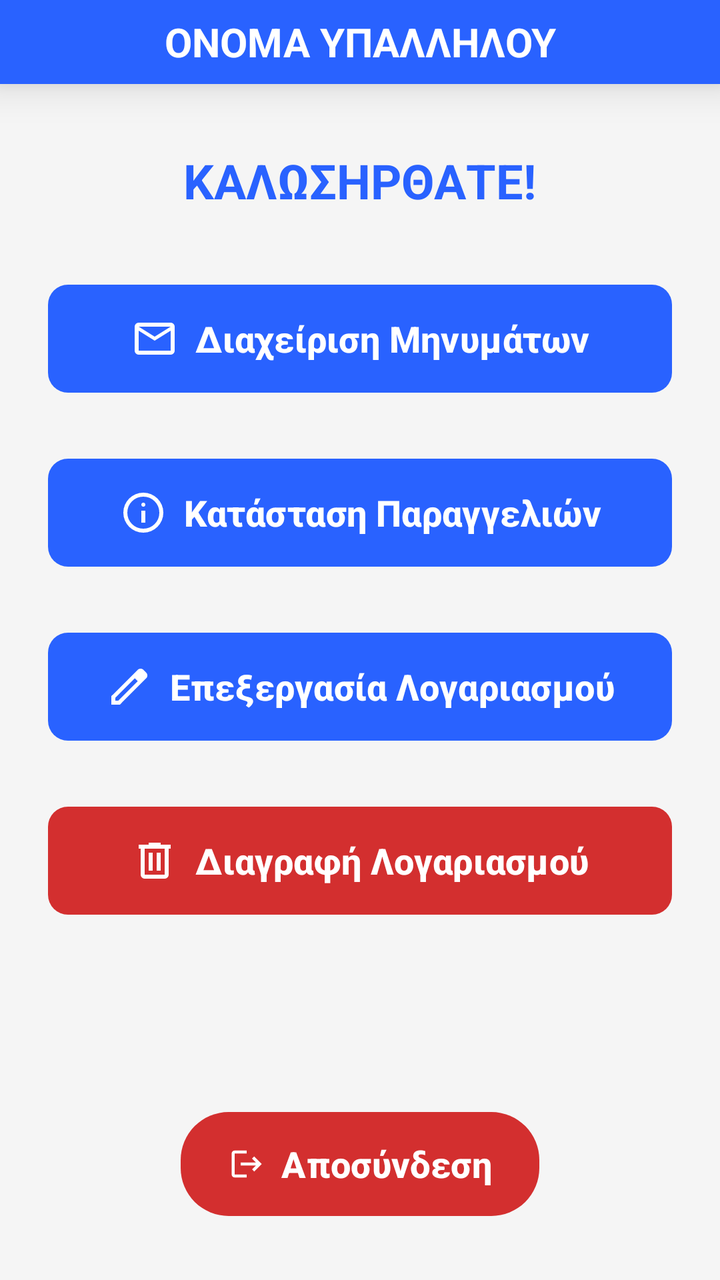
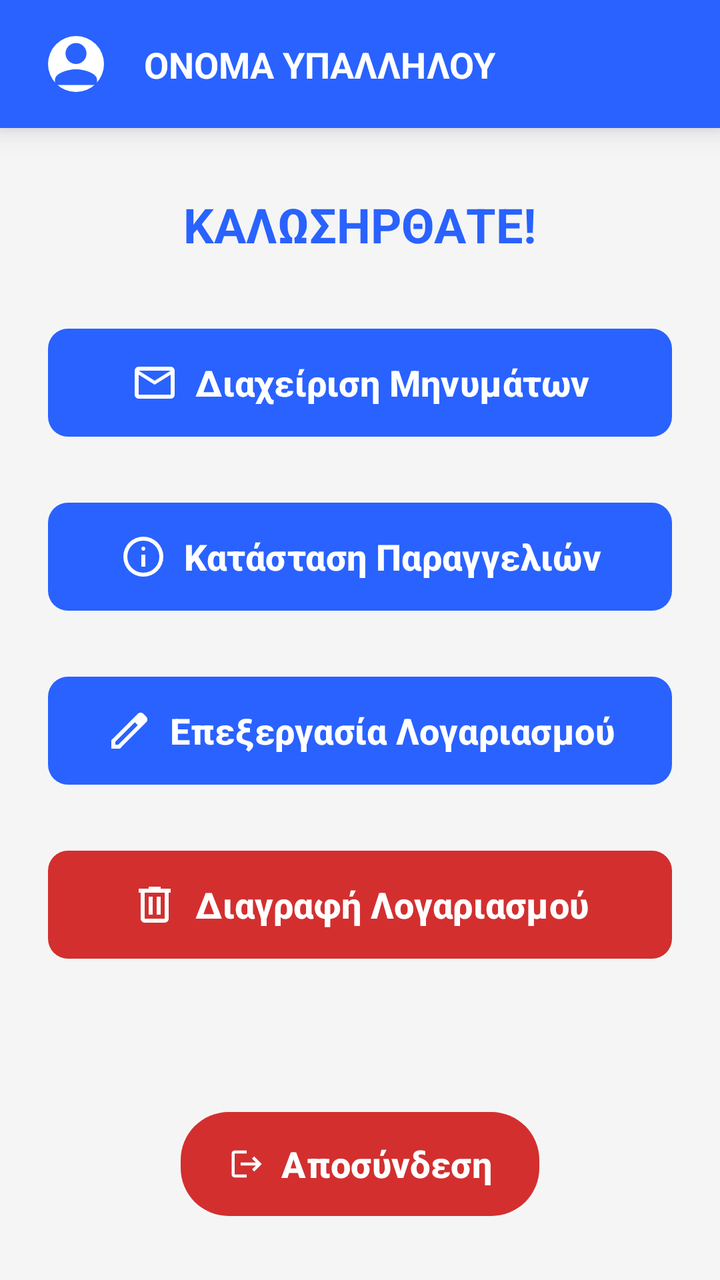

Before-and-after screenshots of an Android layout around one commit, followed by the original layout XML and the change that was made.
<!-- AndroidManifest.xml: application theme Theme.Team21 -->
<!-- res/layout/activity_customer_service_menu.xml -->
<?xml version="1.0" encoding="utf-8"?>
<androidx.constraintlayout.widget.ConstraintLayout xmlns:android="http://schemas.android.com/apk/res/android"
    xmlns:app="http://schemas.android.com/apk/res-auto"
    xmlns:tools="http://schemas.android.com/tools"
    android:id="@+id/main"
    android:layout_width="match_parent"
    android:layout_height="match_parent"
    android:background="?android:attr/windowBackground"
    tools:context=".view.employee.customerServiceEmployee.customerServiceEmployeeMenu.CustomerServiceMenuActivity">

    <TextView
        android:id="@+id/txtCustomerServiceEmployeeMenuName"
        android:layout_width="0dp"
        android:layout_height="42dp"
        android:background="?attr/colorPrimary"
        android:elevation="12dp"
        android:text="ΟΝΟΜΑ ΥΠΑΛΛΗΛΟΥ"
        android:textAlignment="center"
        android:gravity="center"
        android:textColor="?attr/colorOnPrimary"
        android:textSize="20sp"
        android:textStyle="bold"
        app:layout_constraintEnd_toEndOf="parent"
        app:layout_constraintStart_toStartOf="parent"
        app:layout_constraintTop_toTopOf="parent" />

    <TextView
        android:id="@+id/txtCustomerServiceEmployeeWelcomeMessage"
        android:layout_width="wrap_content"
        android:layout_height="wrap_content"
        android:layout_marginTop="32dp"
        android:text="ΚΑΛΩΣΗΡΘΑΤΕ!"
        android:textColor="?attr/colorPrimary"
        android:textSize="24sp"
        android:textStyle="bold"
        app:layout_constraintEnd_toEndOf="parent"
        app:layout_constraintStart_toStartOf="parent"
        app:layout_constraintTop_toBottomOf="@+id/txtCustomerServiceEmployeeMenuName" />

    <com.google.android.material.button.MaterialButton
        android:id="@+id/btnCustomerServiceEmployeeMenuEmailInbox"
        android:layout_width="0dp"
        android:layout_height="62dp"
        android:layout_marginHorizontal="24dp"
        android:layout_marginTop="32dp"
        app:backgroundTint="?attr/colorPrimary"
        android:text="Διαχείριση Μηνυμάτων"
        android:textColor="?attr/colorOnPrimary"
        android:textSize="18sp"
        android:textStyle="bold"
        app:icon="@drawable/ic_mail"
        app:iconSize="24dp"
        app:iconTint="?attr/colorOnPrimary"
        app:iconGravity="textStart"
        app:cornerRadius="10dp"
        app:layout_constraintEnd_toEndOf="parent"
        app:layout_constraintStart_toStartOf="parent"
        app:layout_constraintTop_toBottomOf="@+id/txtCustomerServiceEmployeeWelcomeMessage" />

    <com.google.android.material.button.MaterialButton
        android:id="@+id/btnCustomerServiceEmployeeMenuNotifyOrdersStatus"
        android:layout_width="0dp"
        android:layout_height="62dp"
        android:layout_marginHorizontal="24dp"
        android:layout_marginTop="25dp"
        app:backgroundTint="?attr/colorPrimary"
        android:text="Κατάσταση Παραγγελιών"
        android:textColor="?attr/colorOnPrimary"
        android:textSize="18sp"
        android:textStyle="bold"
        app:icon="@drawable/ic_info"
        app:iconSize="24dp"
        app:iconTint="?attr/colorOnPrimary"
        app:iconGravity="textStart"
        app:cornerRadius="10dp"
        app:layout_constraintEnd_toEndOf="parent"
        app:layout_constraintStart_toStartOf="parent"
        app:layout_constraintTop_toBottomOf="@+id/btnCustomerServiceEmployeeMenuEmailInbox" />

    <com.google.android.material.button.MaterialButton
        android:id="@+id/btnCustomerServiceEmployeeMenuProcessAccount"
        android:layout_width="0dp"
        android:layout_height="62dp"
        android:layout_marginHorizontal="24dp"
        android:layout_marginTop="25dp"
        app:backgroundTint="?attr/colorPrimary"
        android:text="Επεξεργασία Λογαριασμού"
        android:textColor="?attr/colorOnPrimary"
        android:textSize="18sp"
        android:textStyle="bold"
        app:icon="@drawable/ic_edit"
        app:iconSize="24dp"
        app:iconTint="?attr/colorOnPrimary"
        app:iconGravity="textStart"
        app:cornerRadius="10dp"
        app:layout_constraintEnd_toEndOf="parent"
        app:layout_constraintStart_toStartOf="parent"
        app:layout_constraintTop_toBottomOf="@+id/btnCustomerServiceEmployeeMenuNotifyOrdersStatus" />

    <com.google.android.material.button.MaterialButton
        android:id="@+id/btnCustomerServiceEmployeeMenuDeleteAccount"
        android:layout_width="0dp"
        android:layout_height="62dp"
        android:layout_marginHorizontal="24dp"
        android:layout_marginTop="25dp"
        app:backgroundTint="?attr/colorError"
        android:text="Διαγραφή Λογαριασμού"
        android:textColor="?attr/colorOnPrimary"
        android:textSize="18sp"
        android:textStyle="bold"
        app:icon="@drawable/ic_delete"
        app:iconSize="24dp"
        app:iconTint="?attr/colorOnPrimary"
        app:iconGravity="textStart"
        app:cornerRadius="10dp"
        app:layout_constraintEnd_toEndOf="parent"
        app:layout_constraintStart_toStartOf="parent"
        app:layout_constraintTop_toBottomOf="@+id/btnCustomerServiceEmployeeMenuProcessAccount" />

    <com.google.android.material.button.MaterialButton
        android:id="@+id/btnCustomerServiceEmployeeMenuLogout"
        android:layout_width="wrap_content"
        android:layout_height="60dp"
        android:layout_marginBottom="28dp"
        app:backgroundTint="?attr/colorError"
        android:text="Αποσύνδεση"
        android:textColor="?attr/colorOnPrimary"
        android:textSize="18sp"
        android:textStyle="bold"
        app:icon="@drawable/ic_logout"
        app:iconTint="?attr/colorOnPrimary"
        app:iconGravity="textStart"
        app:cornerRadius="24dp"
        app:layout_constraintBottom_toBottomOf="parent"
        app:layout_constraintEnd_toEndOf="parent"
        app:layout_constraintStart_toStartOf="parent" />
</androidx.constraintlayout.widget.ConstraintLayout>
<!-- resources referenced by this layout -->
<resources>
  <!-- drawable ic_edit (drawable) -->
  <vector xmlns:android="http://schemas.android.com/apk/res/android"
      android:width="24dp"
      android:height="24dp"
      android:viewportWidth="960"
      android:viewportHeight="960"
      android:tint="?attr/colorControlNormal">
    <path
        android:fillColor="@android:color/white"
        android:pathData="M200,760L257,760L648,369L591,312L200,703L200,760ZM120,840L120,670L648,143Q660,132 674.5,126Q689,120 705,120Q721,120 736,126Q751,132 762,144L817,200Q829,211 834.5,226Q840,241 840,256Q840,272 834.5,286.5Q829,301 817,313L290,840L120,840ZM760,256L760,256L704,200L704,200L760,256ZM619,341L591,312L591,312L648,369L648,369L619,341Z"/>
  </vector>
  <!-- drawable ic_logout (drawable) -->
  <vector xmlns:android="http://schemas.android.com/apk/res/android" android:autoMirrored="true" android:height="24dp" android:tint="#F8F5F5" android:viewportHeight="24" android:viewportWidth="24" android:width="24dp">
        
      <path android:fillColor="@android:color/white" android:pathData="M17,7l-1.41,1.41L18.17,11H8v2h10.17l-2.58,2.58L17,17l5,-5zM4,5h8V3H4c-1.1,0 -2,0.9 -2,2v14c0,1.1 0.9,2 2,2h8v-2H4V5z"/>
      
  </vector>
  <!-- drawable ic_mail (drawable) -->
  <vector xmlns:android="http://schemas.android.com/apk/res/android"
      android:width="24dp"
      android:height="24dp"
      android:viewportWidth="960"
      android:viewportHeight="960"
      android:tint="?attr/colorControlNormal">
    <path
        android:fillColor="@android:color/white"
        android:pathData="M160,800Q127,800 103.5,776.5Q80,753 80,720L80,240Q80,207 103.5,183.5Q127,160 160,160L800,160Q833,160 856.5,183.5Q880,207 880,240L880,720Q880,753 856.5,776.5Q833,800 800,800L160,800ZM480,520L160,320L160,720Q160,720 160,720Q160,720 160,720L800,720Q800,720 800,720Q800,720 800,720L800,320L480,520ZM480,440L800,240L160,240L480,440ZM160,320L160,240L160,240L160,320L160,720Q160,720 160,720Q160,720 160,720L160,720Q160,720 160,720Q160,720 160,720L160,320Z"/>
  </vector>
  <style name="Theme.Team21" parent="Base.Theme.Team21" />
  <color name="bg_light">#F5F5F5</color>
  <color name="card_light">#FFFFFF</color>
  <color name="input_bg_light">#EBEBEB</color>
  <color name="text_dark">#212121</color>
  <color name="text_muted_light">#757575</color>
  <color name="white">#FFFFFFFF</color>
  <color name="eshop_primary">#2962FF</color>
  <color name="eshop_accent">#FF6D00</color>
  <color name="error_red_light">#D32F2F</color>
  <color name="filter_active_light">#2962FF</color>
  <color name="filter_bg_unselected_light">#E0E0E0</color>
  <color name="teal_menu_light">#009688</color>
  <!-- unchanged entries left out for length: 3 -->
</resources>

<!-- the commit's change to res/layout/activity_customer_service_menu.xml (unified diff, before → after) -->
@@ -8,21 +8,45 @@
     android:background="?android:attr/windowBackground"
     tools:context=".view.employee.customerServiceEmployee.customerServiceEmployeeMenu.CustomerServiceMenuActivity">
 
-    <TextView
-        android:id="@+id/txtCustomerServiceEmployeeMenuName"
-        android:layout_width="0dp"
-        android:layout_height="42dp"
+    
+    <androidx.constraintlayout.widget.ConstraintLayout
+        android:id="@+id/headerContainer"
+        android:layout_width="match_parent"
+        android:layout_height="64dp"
         android:background="?attr/colorPrimary"
-        android:elevation="12dp"
-        android:text="ΟΝΟΜΑ ΥΠΑΛΛΗΛΟΥ"
-        android:textAlignment="center"
-        android:gravity="center"
-        android:textColor="?attr/colorOnPrimary"
-        android:textSize="20sp"
-        android:textStyle="bold"
-        app:layout_constraintEnd_toEndOf="parent"
-        app:layout_constraintStart_toStartOf="parent"
-        app:layout_constraintTop_toTopOf="parent" />
+        android:elevation="8dp"
+        app:layout_constraintTop_toTopOf="parent">
+
+        <com.google.android.material.imageview.ShapeableImageView
+            android:id="@+id/imgUserProfile"
+            android:layout_width="44dp"
+            android:layout_height="44dp"
+            android:layout_marginStart="16dp"
+            android:background="?attr/colorSurface"
+            android:padding="8dp"
+            android:scaleType="centerCrop"
+            android:src="@drawable/ic_person"
+            app:shapeAppearanceOverlay="@style/CircleImage"
+            app:tint="?attr/colorPrimary"
+            app:layout_constraintBottom_toBottomOf="parent"
+            app:layout_constraintStart_toStartOf="parent"
+            app:layout_constraintTop_toTopOf="parent" />
+
+        <TextView
+            android:id="@+id/txtCustomerServiceEmployeeMenuName"
+            android:layout_width="0dp"
+            android:layout_height="wrap_content"
+            android:layout_marginStart="12dp"
+            android:layout_marginEnd="16dp"
+            android:text="ΟΝΟΜΑ ΥΠΑΛΛΗΛΟΥ"
+            android:textColor="?attr/colorOnPrimary"
+            android:textSize="18sp"
+            android:textStyle="bold"
+            app:layout_constraintBottom_toBottomOf="parent"
+            app:layout_constraintEnd_toEndOf="parent"
+            app:layout_constraintStart_toEndOf="@+id/imgUserProfile"
+            app:layout_constraintTop_toTopOf="parent" />
+    </androidx.constraintlayout.widget.ConstraintLayout>
 
     <TextView
         android:id="@+id/txtCustomerServiceEmployeeWelcomeMessage"
@@ -35,7 +59,7 @@
         android:textStyle="bold"
         app:layout_constraintEnd_toEndOf="parent"
         app:layout_constraintStart_toStartOf="parent"
-        app:layout_constraintTop_toBottomOf="@+id/txtCustomerServiceEmployeeMenuName" />
+        app:layout_constraintTop_toBottomOf="@+id/headerContainer" />
 
     <com.google.android.material.button.MaterialButton
         android:id="@+id/btnCustomerServiceEmployeeMenuEmailInbox"
<!-- resource entries referenced after the edit -->
@@ -28,6 +28,20 @@
         android:fillColor="@android:color/white"
         android:pathData="M160,800Q127,800 103.5,776.5Q80,753 80,720L80,240Q80,207 103.5,183.5Q127,160 160,160L800,160Q833,160 856.5,183.5Q880,207 880,240L880,720Q880,753 856.5,776.5Q833,800 800,800L160,800ZM480,520L160,320L160,720Q160,720 160,720Q160,720 160,720L800,720Q800,720 800,720Q800,720 800,720L800,320L480,520ZM480,440L800,240L160,240L480,440ZM160,320L160,240L160,240L160,320L160,720Q160,720 160,720Q160,720 160,720L160,720Q160,720 160,720Q160,720 160,720L160,320Z"/>
   </vector>
+  <!-- drawable ic_person (drawable) -->
+  <vector xmlns:android="http://schemas.android.com/apk/res/android"
+      android:width="24dp"
+      android:height="24dp"
+      android:viewportWidth="1024"
+      android:viewportHeight="1024">
+    <path
+        android:fillColor="#555555"
+        android:pathData="M512,512c105.6,0 192,-86.4 192,-192s-86.4,-192 -192,-192 -192,86.4 -192,192S406.4,512 512,512zM512,608c-127.2,0 -384,64.8 -384,192l0,96 768,0 0,-96C896,672.8 639.2,608 512,608z"/>
+  </vector>
+  <style name="CircleImage">
+          <item name="cornerFamily">rounded</item>
+          <item name="cornerSize">50%</item>
+      </style>
   <style name="Theme.Team21" parent="Base.Theme.Team21" />
   <color name="bg_light">#F5F5F5</color>
   <color name="card_light">#FFFFFF</color>
